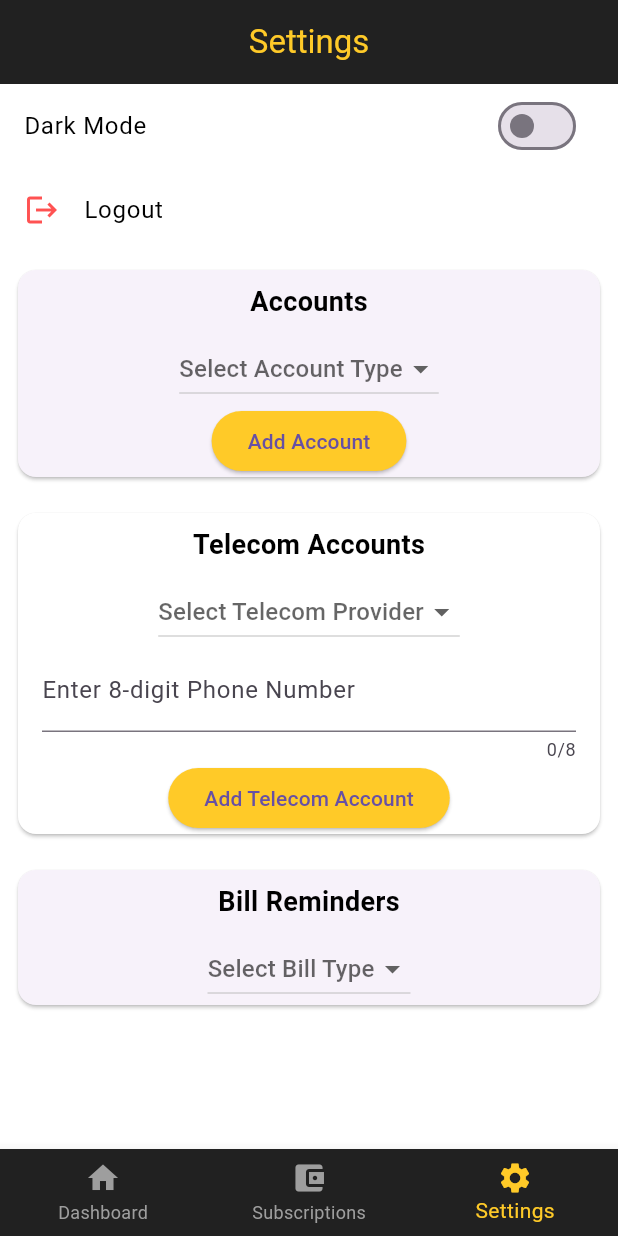
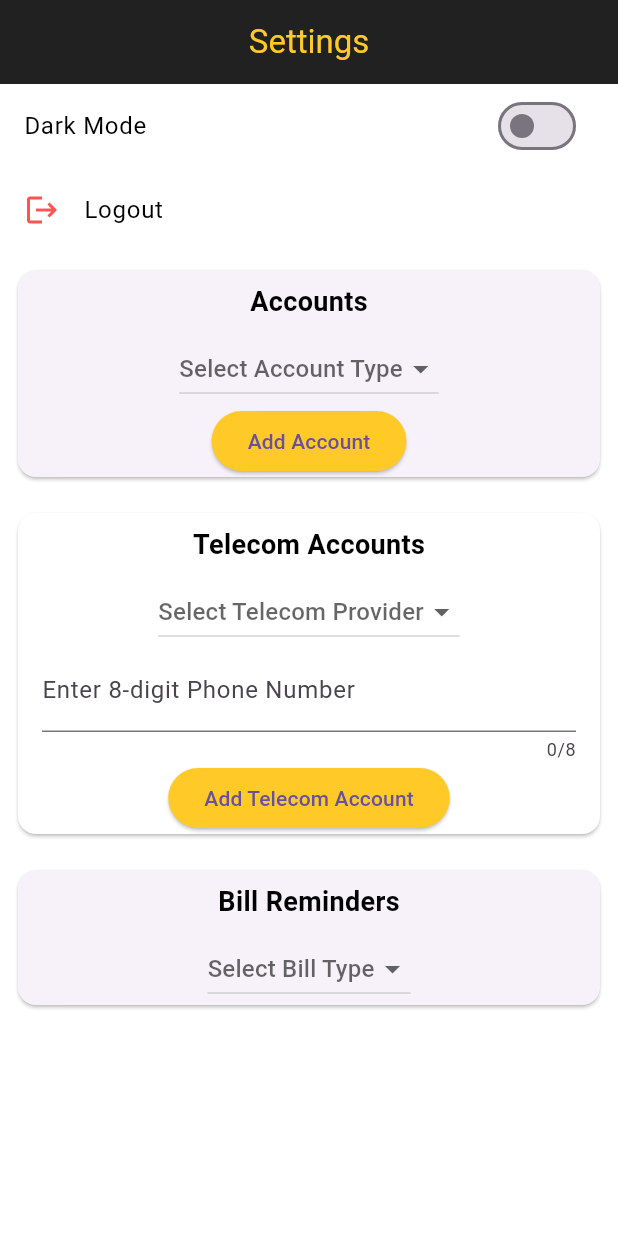
Before and after one commit to abdulwahababdal/burgan_bill, a Flutter app: the SettingsPage screen opened directly, on a phone screen of 412 x 824 dp. Run offline on Flutter 3.47's test engine with Material 3 defaults, Android fonts, the phone set to English and light mode, and no system bars; our stand-ins replace dio, flutter_animate, go_router, shared_preferences; missing offline and left inert: jwt_decode; accounts and stored records are empty.

Commit message:
minor modification

```diff
--- a/lib/pages/settings_page.dart
+++ b/lib/pages/settings_page.dart
@@ -416,27 +416,6 @@ class _SettingsPageState extends State<SettingsPage> {
           ),
         ],
       ),
-      bottomNavigationBar: BottomNavigationBar(
-        backgroundColor: Colors.grey[900],
-        items: const <BottomNavigationBarItem>[
-          BottomNavigationBarItem(
-            icon: Icon(Icons.home),
-            label: 'Dashboard',
-          ),
-          BottomNavigationBarItem(
-            icon: Icon(Icons.account_balance_wallet),
-            label: 'Subscriptions',
-          ),
-          BottomNavigationBarItem(
-            icon: Icon(Icons.settings),
-            label: 'Settings',
-          ),
-        ],
-        currentIndex: _selectedIndex,
-        selectedItemColor: Colors.amber[400],
-        unselectedItemColor: Colors.grey[500],
-        onTap: _onItemTapped,
-      ),
     );
   }
 }
```
